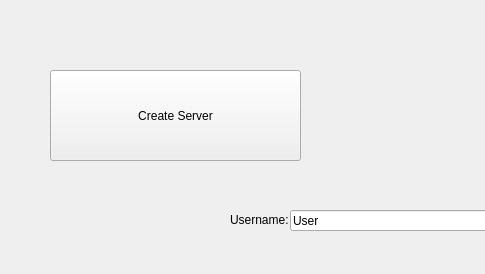
Qt form carcassonev2/View/mainmenu.ui (semppa/MyCarcassone) before a commit; both pictures show x 0 to 485 and y 0 to 274 of the 818 by 274 pixel window.
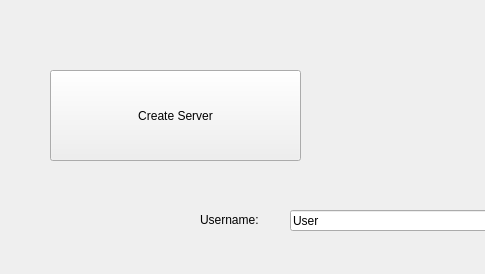
The same form after that commit.

What changed in the file:
```diff
--- a/carcassonev2/View/mainmenu.ui
+++ b/carcassonev2/View/mainmenu.ui
@@ -68,9 +68,9 @@
    <widget class="QLabel" name="usernameLabel">
     <property name="geometry">
      <rect>
-      <x>230</x>
+      <x>200</x>
       <y>210</y>
-      <width>61</width>
+      <width>81</width>
       <height>20</height>
      </rect>
     </property>
```
